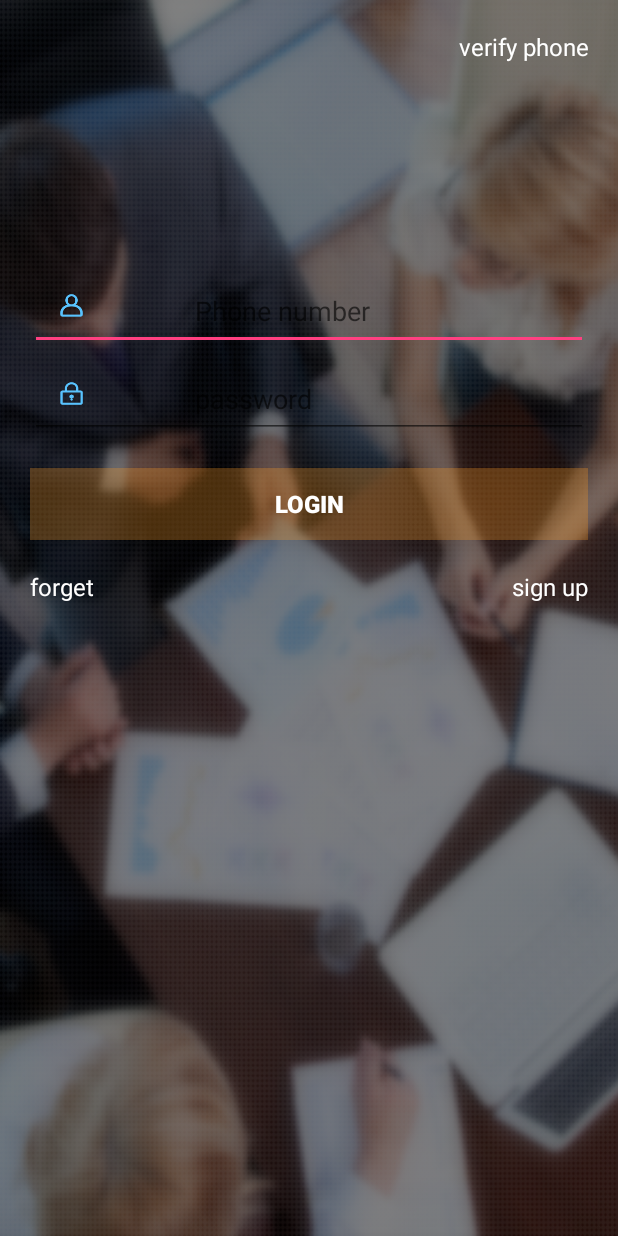
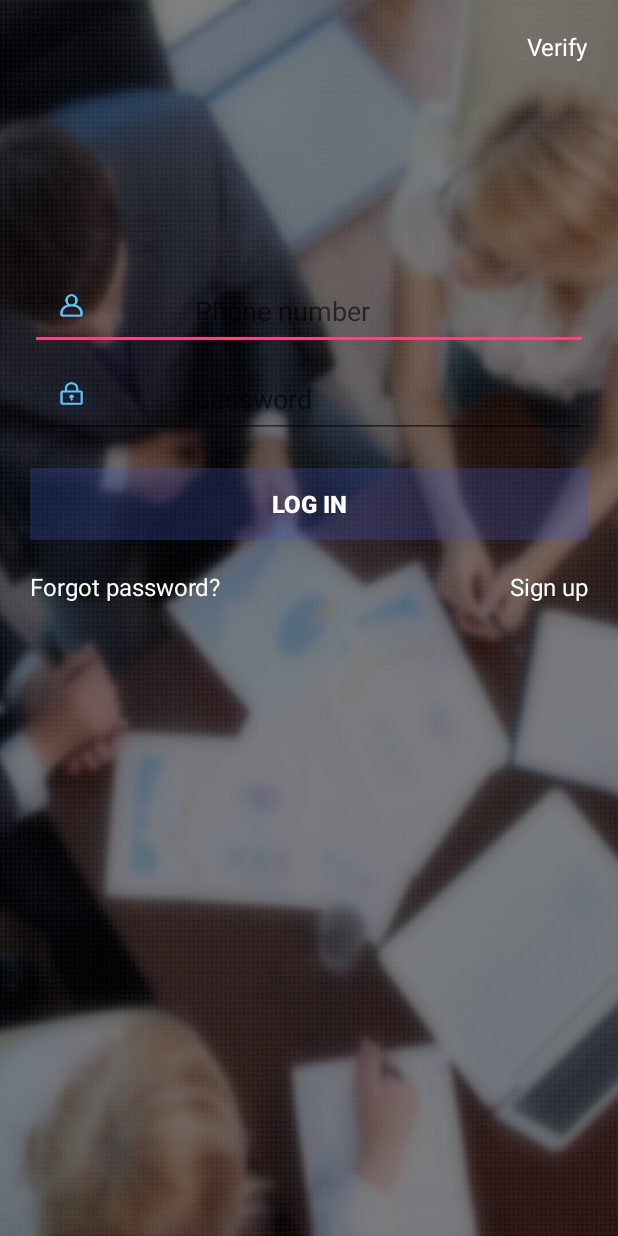
Before and after one commit to ECNURunner/runner, an Android app: the screen it shows after launch (LoginActivity), on a phone screen of 412 x 824 dp. Run offline under Robolectric (Android 15) with nearby library versions, the light colour scheme and no system bars; libraries missing offline, so code that uses them is left out: com.avos.avoscloud; 2 statements that could not run were skipped.

Commit message:
login & register

```diff
--- a/app/src/main/AndroidManifest.xml
+++ b/app/src/main/AndroidManifest.xml
@@ -34,7 +34,12 @@
             android:screenOrientation="portrait"
             android:theme="@style/AppTheme.NoActionBar" >
         </activity>
-
+        <activity android:name=".view.activities.RegisterActivity"
+            android:configChanges="orientation|keyboardHidden|layoutDirection|screenSize"
+            android:label="@string/app_name"
+            android:screenOrientation="portrait"
+            android:theme="@style/AppTheme.NoActionBar"
+            android:windowSoftInputMode="stateHidden|adjustResize"/>
         <activity
             android:name=".view.activities.MainActivity"
             android:configChanges="orientation|keyboardHidden|layoutDirection|screenSize"
--- a/app/src/main/java/com/zjut/runner/RunnerApp.java
+++ b/app/src/main/java/com/zjut/runner/RunnerApp.java
@@ -8,6 +8,7 @@ import com.zjut.runner.Model.LanguageType;
 import com.zjut.runner.util.GeneralUtils;
 import com.zjut.runner.util.LanguageUtil;
 import com.zjut.runner.util.MyPreference;
+import com.zjut.runner.util.ResourceUtil;
 
 import net.sqlcipher.database.SQLiteDatabase;
 
@@ -28,7 +29,7 @@ public class RunnerApp extends Application {
         super.onCreate();
         SQLiteDatabase.loadLibs(this);
         instance = this;
-        GeneralUtils.initConfig(getApplicationContext());
+        ResourceUtil.initConfig(getApplicationContext());
         setPreferenceChange();
         AVOSCloud.initialize(this,"CCzSqBhPvPJnE1L9YuvJqtJ0-gzGzoHsz","eAxo9lNzT3bb3PGY1o1GQVxN");
     }
--- a/app/src/main/java/com/zjut/runner/view/activities/BaseActivity.java
+++ b/app/src/main/java/com/zjut/runner/view/activities/BaseActivity.java
@@ -11,6 +11,7 @@ import android.view.Window;
 import android.view.WindowManager;
 
 import com.zjut.runner.util.ActivitiesManager;
+import com.zjut.runner.util.ToastUtil;
 import com.zjut.runner.view.fragments.BaseFragment;
 
 /**
@@ -98,6 +99,15 @@ public abstract class BaseActivity extends AppCompatActivity {
         ActivitiesManager.getInstance().removeActivity(this);
     }
 
+    /**
+     * show toast by resId
+     *
+     * @param resID
+     */
+    protected void showToast(int resID) {
+        ToastUtil.showToast(resID);
+    }
+
     protected void setTitle(String title){
         getSupportActionBar().setTitle(title);
     }
--- a/app/src/main/java/com/zjut/runner/view/activities/LoginActivity.java
+++ b/app/src/main/java/com/zjut/runner/view/activities/LoginActivity.java
@@ -167,7 +167,7 @@ public class LoginActivity extends BaseActivity implements View.OnClickListener,
                         startActivity(intent);
                         finish();
                     } else {
-                        ToastUtil.showToast(R.string.toast_login_error);
+                        showToast(R.string.toast_login_error);
                         enableLogIn();
                     }
                 }
@@ -192,11 +192,11 @@ public class LoginActivity extends BaseActivity implements View.OnClickListener,
                 startLoading();
                 break;
             case R.id.tv_signup:
-                /*intent = new Intent(this, RegisterActivity.class);
+                intent = new Intent(this, RegisterActivity.class);
                 startActivityForResult(intent,
                         RegisterActivity.REQUEST_REGISTER_CODE);
-                overridePendingTransition(R.animator.activity_in,
-                        R.animator.activity_out);*/
+                overridePendingTransition(R.animator.back_in,
+                        R.animator.back_out);
                 break;
             case R.id.tv_forget_password:
                 /*intent = new Intent(this, ResetPasswordActivity.class);
--- a/app/src/main/java/com/zjut/runner/view/activities/MainActivity.java
+++ b/app/src/main/java/com/zjut/runner/view/activities/MainActivity.java
@@ -80,6 +80,7 @@ public class MainActivity extends BaseActivity
         super.findViews();
         fragmentManager = getSupportFragmentManager();
         floatingActionButton = (FloatingActionButton) findViewById(R.id.fab);
+        floatingActionButton.setVisibility(View.GONE);
         initDrawerLayout();
         navigationView = (NavigationView) findViewById(R.id.nav_view);
         initFragment();
--- a/app/src/main/java/com/zjut/runner/view/fragments/RegisterFragment.java
+++ b/app/src/main/java/com/zjut/runner/view/fragments/RegisterFragment.java
@@ -78,8 +78,7 @@ public class RegisterFragment extends BaseFragment implements TextWatcher, View.
 
     @Override
     public void changeTitle() {
-        //TODO: MainActivity set title
-       // setTitle(R.string.str_register);
+       setTitle(R.string.str_register);
     }
 
     protected void setActionButtonDisable(boolean isEnable) {
--- a/app/src/main/res/layout/activity_login.xml
+++ b/app/src/main/res/layout/activity_login.xml
@@ -10,7 +10,7 @@
         android:gravity="center_horizontal"
         android:layout_alignParentRight="true"
         android:paddingRight="@dimen/super_large_margin"
-        android:text="verify phone"/>
+        android:text="@string/verify_phone"/>
 
     <ImageView
         android:id="@+id/iv_user"
@@ -23,7 +23,7 @@
         android:layout_width="wrap_content"
         android:layout_height="wrap_content"
         android:layout_below="@+id/iv_user"
-        android:layout_marginTop="43dp"
+        android:layout_marginTop="@dimen/login_margin"
         android:paddingLeft="@dimen/super_large_margin"
         android:paddingRight="@dimen/super_large_margin" >
 
@@ -35,18 +35,18 @@
             <EditText
                 android:id="@+id/et_username"
                 style="@style/login_edit_style"
-                android:hint="phone number"
+                android:hint="@string/str_login_phone"
                 android:inputType="textEmailAddress"
-                android:paddingLeft="110dp"
+                android:paddingLeft="@dimen/login_padding_left"
                 android:textColor="@color/white" />
 
             <ImageView
                 android:id="@+id/iv_username_desc"
-                android:layout_width="15dp"
-                android:layout_height="15dp"
+                android:layout_width="@dimen/login_icon_width"
+                android:layout_height="@dimen/login_icon_width"
                 android:layout_centerVertical="true"
-                android:layout_marginBottom="15dp"
-                android:layout_marginLeft="20dp"
+                android:layout_marginBottom="@dimen/login_icon_width"
+                android:layout_marginLeft="@dimen/margin_top"
                 android:background="@drawable/ic_username"
                 android:gravity="center_horizontal" />
             <RelativeLayout
@@ -55,7 +55,7 @@
                 android:layout_height="wrap_content"
                 android:layout_alignBottom="@+id/et_username"
                 android:clickable="true"
-                android:paddingBottom="3dp" >
+                android:paddingBottom="@dimen/small_padding" >
                 <TextView
                     android:id="@+id/tv_username_desc"
                     style="@android:style/TextAppearance.Medium"
@@ -63,7 +63,7 @@
                     android:layout_height="wrap_content"
                     android:layout_alignParentBottom="true"
                     android:gravity="center_horizontal"
-                    android:paddingBottom="13dp"
+                    android:paddingBottom="@dimen/login_padding_bottom"
                     android:textColor="@color/gray" />
             </RelativeLayout>
 
@@ -77,11 +77,11 @@
 
             <ImageView
                 android:id="@+id/iv_password_desc"
-                android:layout_width="15dp"
-                android:layout_height="15dp"
+                android:layout_width="@dimen/login_icon_width"
+                android:layout_height="@dimen/login_icon_width"
                 android:layout_centerVertical="true"
-                android:layout_marginBottom="15dp"
-                android:layout_marginLeft="20dp"
+                android:layout_marginBottom="@dimen/login_icon_width"
+                android:layout_marginLeft="@dimen/margin_top"
                 android:background="@drawable/ic_password"
                 android:gravity="center_horizontal" />
 
@@ -90,7 +90,7 @@
                 style="@style/login_edit_style"
                 android:hint="password"
                 android:inputType="textPassword"
-                android:paddingLeft="110dp"
+                android:paddingLeft="@dimen/login_padding_left"
                 android:textColor="@color/white"/>
         </RelativeLayout>
 
@@ -100,21 +100,21 @@
             android:layout_width="match_parent"
             android:layout_height="wrap_content"
             android:layout_below="@+id/rl_password"
-            android:layout_marginTop="20dp"
-            android:text="login" />
+            android:layout_marginTop="@dimen/margin_top"
+            android:text="@string/str_login" />
 
         <TextView
             android:id="@+id/tv_forget_password"
             style="@style/login_sub_actions"
             android:layout_below="@+id/btn_login"
-            android:text="forget" />
+            android:text="@string/str_forgot" />
 
         <TextView
             android:id="@+id/tv_signup"
             style="@style/login_sub_actions"
             android:layout_alignParentRight="true"
             android:layout_below="@+id/btn_login"
-            android:text="sign up" />
+            android:text="@string/str_signup" />
     </RelativeLayout>
 
     <ProgressBar
@@ -123,7 +123,7 @@
         android:layout_width="wrap_content"
         android:layout_height="wrap_content"
         android:layout_centerInParent="true"
-        android:padding="20dp"
+        android:padding="@dimen/margin_top"
         android:visibility="gone" />
 
 </RelativeLayout>
--- a/app/src/main/res/values/dimens.xml
+++ b/app/src/main/res/values/dimens.xml
@@ -17,9 +17,17 @@
     <dimen name="margin_extra_medium">10dp</dimen>
     <dimen name="margin_extra_large">14dp</dimen>
     <dimen name="large_margin">40dp</dimen>
+    <dimen name="login_margin">43dp</dimen>
+    <dimen name="login_padding_left">110dp</dimen>
+    <dimen name="login_icon_width">15dp</dimen>
+    <dimen name="login_padding_bottom">13dp</dimen>
     <!--register fragment-->
     <dimen name="register_padding_left_right">20dp</dimen>
     <dimen name="register_padding_top">30dp</dimen>
     <!--margin-->
     <dimen name="margin_top">20dp</dimen>
+    <dimen name="margin_standard">10dp</dimen>
+    <dimen name="margin_large">30dp</dimen>
+    <!--padding-->
+    <dimen name="small_padding">3dp</dimen>
 </resources>
--- a/app/src/main/res/values/strings.xml
+++ b/app/src/main/res/values/strings.xml
@@ -5,12 +5,15 @@
     <string name="navigation_drawer_close">Close navigation drawer</string>
 
     <string name="action_settings">Settings</string>
-    //login
+    <!--login-->
     <string name="str_login_phone">Phone number</string>
     <string name="toast_login_null">Check your username and password again</string>
     <string name="toast_login_invalid_username">Incorrect email, phone or password</string>
     <string name="toast_login_error">Fail to login</string>
-    //register
+    <string name="str_login">Log in</string>
+    <string name="str_forgot">Forgot password?</string>
+    <string name="str_signup">Sign up</string>
+    <!--register-->
     <string name="str_register_username">Name</string>
     <string name="str_register_password">Password</string>
     <string name="str_register_confirmpassword">Confirm password</string>
@@ -21,4 +24,7 @@
     <string name="register_sendagain">Send verification code again</string>
     <string name="register_detail_phone">An sms with verification code has sent to your phone</string>
     <string name="str_resend_captcha">Resend after %1$s seconds</string>
+    <string name="toast_password_format_errormsg">Password must contain at least 6 characters and no white space</string>
+    <string name="toast_two_password_errormsg">Password should match.</string>
+    <string name="verify_phone">Verify</string>
 </resources>
--- a/app/src/main/res/values/styles.xml
+++ b/app/src/main/res/values/styles.xml
@@ -39,7 +39,7 @@
     <item name="android:textColor">@color/white</item>
     <item name="android:textStyle">bold</item>
     <item name="android:textSize">16sp</item>
-    <item name="android:background">@color/orange</item>
+    <item name="android:background">@color/colorPrimary</item>
     </style>
 
     <style name="register_edittext_style" parent="@style/login_edit_style">
```
Also changed, not shown: 1 other file.
